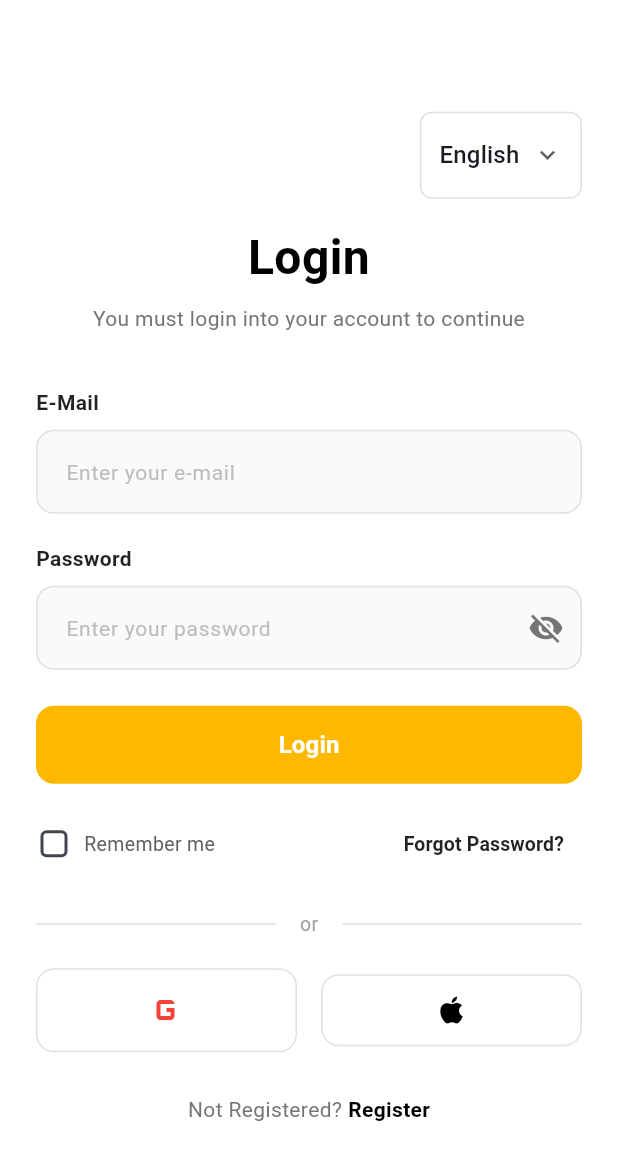
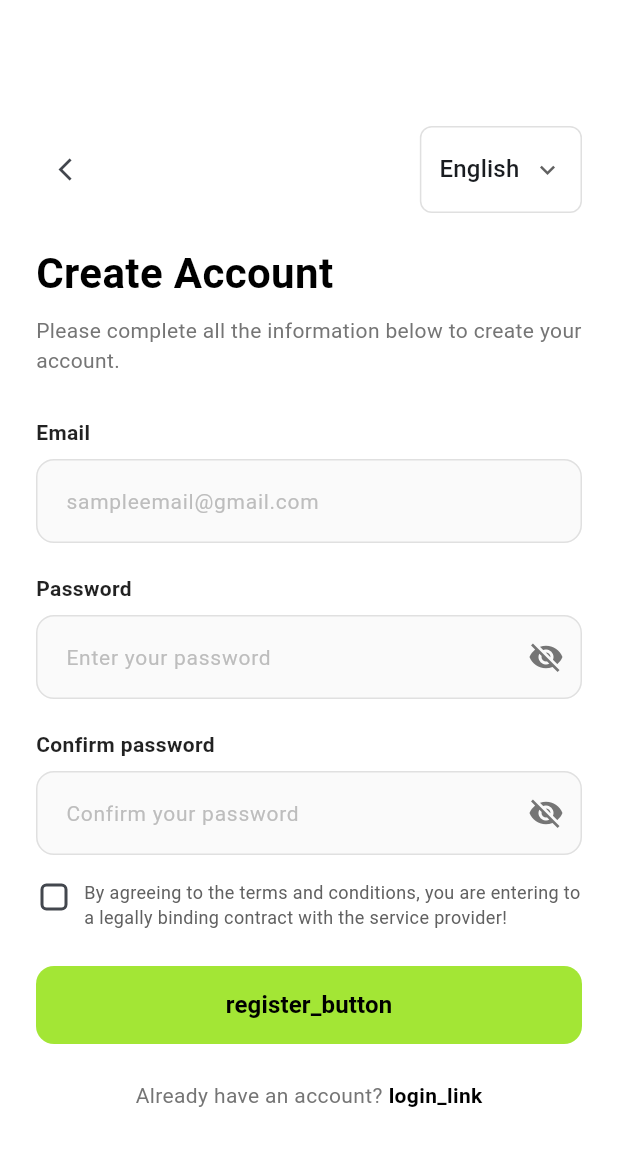
Before and after one commit to mianzainjhandir/payment_gateway_or_notification, a Flutter app: the screen it shows after launch, after a tap on "Register", on a phone screen of 412 x 824 dp. Shown: the top 1160 px of the screen. Run offline on Flutter 3.47's test engine with Material 3 defaults, Android fonts, the phone set to English and light mode, and no system bars; our stand-ins replace firebase_core; accounts and stored records are empty.

Commit message:
make a signup screen.

```diff
--- a/lib/l10n/app_localizations.dart
+++ b/lib/l10n/app_localizations.dart
@@ -28,58 +28,86 @@ class AppLocalizations {
     'en': {
       'login_title': 'Login',
       'login_subtitle': 'You must login into your account to continue',
-      'email': 'E-Mail',
-      'email_hint': 'Enter your e-mail',
+      'email': 'Email',
+      'email_hint': 'sampleemail@gmail.com',
       'password': 'Password',
       'password_hint': 'Enter your password',
+      'confirm_password': 'Confirm password',
+      'confirm_password_hint': 'Confirm your password',
       'login_button': 'Login',
       'remember_me': 'Remember me',
       'forgot_password': 'Forgot Password?',
       'or': 'or',
       'not_registered': 'Not Registered?',
       'register': 'Register',
+      'signup_title': 'Create Account',
+      'signup_subtitle': 'Please complete all the information below to create your account.',
+      'terms_text': 'By agreeing to the terms and conditions, you are entering to a legally binding contract with the service provider!',
+      'already_have_account': 'Already have an account?',
+      'password_strong': 'Your password is strongly secured 💪',
     },
     'fr': {
       'login_title': 'Connexion',
       'login_subtitle': 'Vous devez vous connecter à votre compte pour continuer',
-      'email': 'E-Mail',
-      'email_hint': 'Entrez votre e-mail',
+      'email': 'E-mail',
+      'email_hint': 'sampleemail@gmail.com',
       'password': 'Mot de passe',
       'password_hint': 'Entrez votre mot de passe',
+      'confirm_password': 'Confirmer le mot de passe',
+      'confirm_password_hint': 'Confirmez votre mot de passe',
       'login_button': 'Se connecter',
       'remember_me': 'Se souvenir de moi',
       'forgot_password': 'Mot de passe oublié ?',
       'or': 'ou',
       'not_registered': 'Pas inscrit ?',
-      'register': 'S\'inscrire',
+      'register': "S'inscrire",
+      'signup_title': 'Créer un compte',
+      'signup_subtitle': 'Veuillez remplir toutes les informations ci-dessous pour créer votre compte.',
+      'terms_text': 'En acceptant les termes et conditions, vous concluez un contrat juridiquement contraignant avec le fournisseur de services !',
+      'already_have_account': 'Déjà un compte ?',
+      'password_strong': 'Votre mot de passe est fortement sécurisé 💪',
     },
     'ur': {
       'login_title': 'لاگ ان',
       'login_subtitle': 'آگے بڑھنے کے لیے آپ کو اپنے اکاؤنٹ میں لاگ ان کرنا ہوگا',
       'email': 'ای میل',
-      'email_hint': 'اپنا ای میل درج کریں',
+      'email_hint': 'sampleemail@gmail.com',
       'password': 'پاس ورڈ',
       'password_hint': 'اپنا پاس ورڈ درج کریں',
+      'confirm_password': 'پاس ورڈ کی تصدیق کریں',
+      'confirm_password_hint': 'اپنے پاس ورڈ کی تصدیق کریں',
       'login_button': 'لاگ ان',
       'remember_me': 'مجھے یاد رکھیں',
       'forgot_password': 'پاس ورڈ بھول گئے؟',
       'or': 'یا',
       'not_registered': 'رجسترڈ نہیں ہیں؟',
       'register': 'رجستر کریں',
+      'signup_title': 'اکاؤنٹ بنائیں',
+      'signup_subtitle': 'اپنا اکاؤنٹ بنانے کے لیے براہ کرم نیچے دی گئی تمام معلومات مکمل کریں۔',
+      'terms_text': 'شرائط و ضوابط سے اتفاق کر کے، آپ سروس فراہم کنندہ کے ساتھ ایک قانونی طور پر پابند معاہدہ کر رہے ہیں!',
+      'already_have_account': 'پہلے سے اکاؤنٹ ہے؟',
+      'password_strong': 'آپ کا پاس ورڈ مضبوطی سے محفوظ ہے 💪',
     },
     'hi': {
       'login_title': 'लॉगिन',
       'login_subtitle': 'जारी रखने के लिए आपको अपने खाते में लॉगिन करना होगा',
       'email': 'ईमेल',
-      'email_hint': 'अपना ईमेल दर्ज करें',
+      'email_hint': 'sampleemail@gmail.com',
       'password': 'पासवर्ड',
       'password_hint': 'अपना पासवर्ड दर्ज करें',
+      'confirm_password': 'पासवर्ड की पुष्टि करें',
+      'confirm_password_hint': 'अपने पासवर्ड की पुष्टि करें',
       'login_button': 'लॉगिन',
       'remember_me': 'मुझे याद रखें',
       'forgot_password': 'पासवर्ड भूल गए?',
       'or': 'या',
       'not_registered': 'पंजीकृत नहीं हैं?',
       'register': 'पंजीकरण करें',
+      'signup_title': 'खाता बनाएं',
+      'signup_subtitle': 'अपना खाता बनाने के लिए कृपया नीचे दी गई सभी जानकारी भरें।',
+      'terms_text': 'नियम और शर्तों से सहमत होकर, आप सेवा प्रदाता के साथ एक कानूनी रूप से बाध्यकारी अनुबंध में प्रवेश कर रहे हैं!',
+      'already_have_account': 'क्या आपके पास पहले से खाता है?',
+      'password_strong': 'आपका पासवर्ड अत्यधिक सुरक्षित है 💪',
     },
   };
 
--- a/lib/screens/login/view.dart
+++ b/lib/screens/login/view.dart
@@ -1,5 +1,6 @@
 import 'package:advance_learning/l10n/app_localizations.dart';
 import 'package:advance_learning/screens/login/logic.dart';
+import 'package:advance_learning/screens/signup/view.dart';
 import 'package:flutter/material.dart';
 
 class LoginScreen extends StatefulWidget {
@@ -280,7 +281,14 @@ class _LoginScreenState extends State<LoginScreen> {
                             ),
                             const SizedBox(width: 4),
                             GestureDetector(
-                              onTap: () {},
+                              onTap: () {
+                                Navigator.push(
+                                  context,
+                                  MaterialPageRoute(
+                                    builder: (_) => const SignupScreen(),
+                                  ),
+                                );
+                              },
                               child: Text(
                                 localizations.translate('register'),
                                 style: const TextStyle(
--- /dev/null
+++ b/lib/screens/signup/logic.dart
@@ -0,0 +1,77 @@
+import 'package:flutter/material.dart';
+
+class SignupLogic extends ChangeNotifier {
+  final TextEditingController emailController = TextEditingController();
+  final TextEditingController passwordController = TextEditingController();
+  final TextEditingController confirmPasswordController = TextEditingController();
+
+  bool _obscurePassword = true;
+  bool get obscurePassword => _obscurePassword;
+
+  bool _obscureConfirmPassword = true;
+  bool get obscureConfirmPassword => _obscureConfirmPassword;
+
+  bool _agreeToTerms = false;
+  bool get agreeToTerms => _agreeToTerms;
+
+  void togglePasswordVisibility() {
+    _obscurePassword = !_obscurePassword;
+    notifyListeners();
+  }
+
+  void toggleConfirmPasswordVisibility() {
+    _obscureConfirmPassword = !_obscureConfirmPassword;
+    notifyListeners();
+  }
+
+  void toggleTerms(bool? value) {
+    _agreeToTerms = value ?? false;
+    notifyListeners();
+  }
+
+  Future<void> register(BuildContext context) async {
+    final email = emailController.text.trim();
+    final password = passwordController.text.trim();
+    final confirmPassword = confirmPasswordController.text.trim();
+
+    if (email.isEmpty || password.isEmpty || confirmPassword.isEmpty) {
+      ScaffoldMessenger.of(context).showSnackBar(
+        const SnackBar(content: Text('Please fill in all fields')),
+      );
+      return;
+    }
+
+    if (password != confirmPassword) {
+      ScaffoldMessenger.of(context).showSnackBar(
+        const SnackBar(content: Text('Passwords do not match')),
+      );
+      return;
+    }
+
+    if (!_agreeToTerms) {
+      ScaffoldMessenger.of(context).showSnackBar(
+        const SnackBar(content: Text('Please agree to terms and conditions')),
+      );
+      return;
+    }
+
+    try {
+      // TODO: Implement Firebase Auth registration here
+      ScaffoldMessenger.of(context).showSnackBar(
+        const SnackBar(content: Text('Registration successful!')),
+      );
+    } catch (e) {
+      ScaffoldMessenger.of(context).showSnackBar(
+        SnackBar(content: Text('Registration failed: $e')),
+      );
+    }
+  }
+
+  @override
+  void dispose() {
+    emailController.dispose();
+    passwordController.dispose();
+    confirmPasswordController.dispose();
+    super.dispose();
+  }
+}
--- /dev/null
+++ b/lib/screens/signup/view.dart
@@ -0,0 +1,315 @@
+import 'package:advance_learning/l10n/app_localizations.dart';
+import 'package:advance_learning/screens/signup/logic.dart';
+import 'package:flutter/material.dart';
+
+class SignupScreen extends StatefulWidget {
+  const SignupScreen({super.key});
+
+  @override
+  State<SignupScreen> createState() => _SignupScreenState();
+}
+
+class _SignupScreenState extends State<SignupScreen> {
+  late final SignupLogic logic;
+
+  @override
+  void initState() {
+    super.initState();
+    logic = SignupLogic();
+  }
+
+  @override
+  void dispose() {
+    logic.dispose();
+    super.dispose();
+  }
+
+  @override
+  Widget build(BuildContext context) {
+    final localizations = AppLocalizations.of(context);
+
+    return Scaffold(
+      backgroundColor: Colors.white,
+      body: SafeArea(
+        child: Center(
+          child: SingleChildScrollView(
+            child: Padding(
+              padding: const EdgeInsets.symmetric(horizontal: 24.0, vertical: 24.0),
+              child: ConstrainedBox(
+                constraints: const BoxConstraints(maxWidth: 400),
+                child: AnimatedBuilder(
+                  animation: logic,
+                  builder: (context, _) {
+                    return Column(
+                      crossAxisAlignment: CrossAxisAlignment.stretch,
+                      children: [
+                        // Top Bar: Back button on left, Language Dropdown on right
+                        Row(
+                          mainAxisAlignment: MainAxisAlignment.spaceBetween,
+                          children: [
+                            IconButton(
+                              icon: const Icon(Icons.arrow_back_ios, size: 18),
+                              onPressed: () => Navigator.pop(context),
+                              padding: EdgeInsets.zero,
+                              constraints: const BoxConstraints(),
+                            ),
+                            const LanguageDropdown(),
+                          ],
+                        ),
+                        const SizedBox(height: 20),
+
+                        // Title
+                        Text(
+                          localizations.translate('signup_title'),
+                          style: const TextStyle(
+                            fontSize: 28,
+                            fontWeight: FontWeight.bold,
+                            color: Colors.black,
+                          ),
+                        ),
+                        const SizedBox(height: 8),
+
+                        // Subtitle
+                        Text(
+                          localizations.translate('signup_subtitle'),
+                          style: TextStyle(
+                            fontSize: 14,
+                            color: Colors.grey.shade600,
+                          ),
+                        ),
+                        const SizedBox(height: 28),
+
+                        // Email Label
+                        Text(
+                          localizations.translate('email'),
+                          style: const TextStyle(
+                            fontWeight: FontWeight.w600,
+                            fontSize: 14,
+                            color: Colors.black87,
+                          ),
+                        ),
+                        const SizedBox(height: 8),
+
+                        // Email TextField
+                        TextField(
+                          controller: logic.emailController,
+                          decoration: InputDecoration(
+                            hintText: localizations.translate('email_hint'),
+                            hintStyle: TextStyle(color: Colors.grey.shade400, fontSize: 14),
+                            filled: true,
+                            fillColor: Colors.grey.shade50,
+                            contentPadding: const EdgeInsets.symmetric(horizontal: 16, vertical: 16),
+                            border: OutlineInputBorder(
+                              borderRadius: BorderRadius.circular(12),
+                              borderSide: BorderSide(color: Colors.grey.shade300),
+                            ),
+                            enabledBorder: OutlineInputBorder(
+                              borderRadius: BorderRadius.circular(12),
+                              borderSide: BorderSide(color: Colors.grey.shade300),
+                            ),
+                            focusedBorder: OutlineInputBorder(
+                              borderRadius: BorderRadius.circular(12),
+                              borderSide: const BorderSide(color: Color(0xFFA3E635), width: 2),
+                            ),
+                          ),
+                        ),
+                        const SizedBox(height: 20),
+
+                        // Password Label
+                        Text(
+                          localizations.translate('password'),
+                          style: const TextStyle(
+                            fontWeight: FontWeight.w600,
+                            fontSize: 14,
+                            color: Colors.black87,
+                          ),
+                        ),
+                        const SizedBox(height: 8),
+
+                        // Password TextField
+                        TextField(
+                          controller: logic.passwordController,
+                          obscureText: logic.obscurePassword,
+                          onChanged: (_) => setState(() {}),
+                          decoration: InputDecoration(
+                            hintText: localizations.translate('password_hint'),
+                            hintStyle: TextStyle(color: Colors.grey.shade400, fontSize: 14),
+                            filled: true,
+                            fillColor: Colors.grey.shade50,
+                            contentPadding: const EdgeInsets.symmetric(horizontal: 16, vertical: 16),
+                            suffixIcon: IconButton(
+                              icon: Icon(
+                                logic.obscurePassword ? Icons.visibility_off : Icons.visibility,
+                                color: Colors.grey.shade600,
+                              ),
+                              onPressed: logic.togglePasswordVisibility,
+                            ),
+                            border: OutlineInputBorder(
+                              borderRadius: BorderRadius.circular(12),
+                              borderSide: BorderSide(color: Colors.grey.shade300),
+                            ),
+                            enabledBorder: OutlineInputBorder(
+                              borderRadius: BorderRadius.circular(12),
+                              borderSide: BorderSide(color: Colors.grey.shade300),
+                            ),
+                            focusedBorder: OutlineInputBorder(
+                              borderRadius: BorderRadius.circular(12),
+                              borderSide: const BorderSide(color: Color(0xFFA3E635), width: 2),
+                            ),
+                          ),
+                        ),
+
+                        // Password Strength Indicator Bars (if password is not empty)
+                        if (logic.passwordController.text.isNotEmpty) ...[
+                          const SizedBox(height: 8),
+                          Row(
+                            children: List.generate(5, (index) {
+                              return Expanded(
+                                child: Container(
+                                  height: 4,
+                                  margin: EdgeInsets.only(right: index < 4 ? 6 : 0),
+                                  decoration: BoxDecoration(
+                                    color: const Color(0xFFA3E635),
+                                    borderRadius: BorderRadius.circular(2),
+                                  ),
+                                ),
+                              );
+                            }),
+                          ),
+                          const SizedBox(height: 6),
+                          Text(
+                            localizations.translate('password_strong'),
+                            style: const TextStyle(fontSize: 12, color: Colors.black54),
+                          ),
+                        ],
+                        const SizedBox(height: 20),
+
+                        // Confirm Password Label
+                        Text(
+                          localizations.translate('confirm_password'),
+                          style: const TextStyle(
+                            fontWeight: FontWeight.w600,
+                            fontSize: 14,
+                            color: Colors.black87,
+                          ),
+                        ),
+                        const SizedBox(height: 8),
+
+                        // Confirm Password TextField
+                        TextField(
+                          controller: logic.confirmPasswordController,
+                          obscureText: logic.obscureConfirmPassword,
+                          decoration: InputDecoration(
+                            hintText: localizations.translate('confirm_password_hint'),
+                            hintStyle: TextStyle(color: Colors.grey.shade400, fontSize: 14),
+                            filled: true,
+                            fillColor: Colors.grey.shade50,
+                            contentPadding: const EdgeInsets.symmetric(horizontal: 16, vertical: 16),
+                            suffixIcon: IconButton(
+                              icon: Icon(
+                                logic.obscureConfirmPassword ? Icons.visibility_off : Icons.visibility,
+                                color: Colors.grey.shade600,
+                              ),
+                              onPressed: logic.toggleConfirmPasswordVisibility,
+                            ),
+                            border: OutlineInputBorder(
+                              borderRadius: BorderRadius.circular(12),
+                              borderSide: BorderSide(color: Colors.grey.shade300),
+                            ),
+                            enabledBorder: OutlineInputBorder(
+                              borderRadius: BorderRadius.circular(12),
+                              borderSide: BorderSide(color: Colors.grey.shade300),
+                            ),
+                            focusedBorder: OutlineInputBorder(
+                              borderRadius: BorderRadius.circular(12),
+                              borderSide: const BorderSide(color: Color(0xFFA3E635), width: 2),
+                            ),
+                          ),
+                        ),
+                        const SizedBox(height: 16),
+
+                        // Terms & Conditions Checkbox Row
+                        Row(
+                          crossAxisAlignment: CrossAxisAlignment.start,
+                          children: [
+                            SizedBox(
+                              height: 24,
+                              width: 24,
+                              child: Checkbox(
+                                value: logic.agreeToTerms,
+                                activeColor: const Color(0xFFA3E635),
+                                shape: RoundedRectangleBorder(
+                                  borderRadius: BorderRadius.circular(4),
+                                ),
+                                onChanged: logic.toggleTerms,
+                              ),
+                            ),
+                            const SizedBox(width: 8),
+                            Expanded(
+                              child: Text(
+                                localizations.translate('terms_text'),
+                                style: TextStyle(fontSize: 12, color: Colors.grey.shade700, height: 1.4),
+                              ),
+                            ),
+                          ],
+                        ),
+                        const SizedBox(height: 24),
+
+                        // Register Button (Lime Green)
+                        SizedBox(
+                          height: 52,
+                          child: ElevatedButton(
+                            style: ElevatedButton.styleFrom(
+                              backgroundColor: const Color(0xFFA3E635),
+                              foregroundColor: Colors.black,
+                              elevation: 0,
+                              shape: RoundedRectangleBorder(
+                                borderRadius: BorderRadius.circular(12),
+                              ),
+                            ),
+                            onPressed: () => logic.register(context),
+                            child: Text(
+                              localizations.translate('register_button'),
+                              style: const TextStyle(
+                                fontSize: 16,
+                                fontWeight: FontWeight.bold,
+                              ),
+                            ),
+                          ),
+                        ),
+                        const SizedBox(height: 24),
+
+                        // Footer: Already have an account? Login
+                        Row(
+                          mainAxisAlignment: MainAxisAlignment.center,
+                          children: [
+                            Text(
+                              localizations.translate('already_have_account'),
+                              style: TextStyle(color: Colors.grey.shade600, fontSize: 14),
+                            ),
+                            const SizedBox(width: 4),
+                            GestureDetector(
+                              onTap: () => Navigator.pop(context),
+                              child: Text(
+                                localizations.translate('login_link'),
+                                style: const TextStyle(
+                                  color: Colors.black,
+                                  fontWeight: FontWeight.bold,
+                                  fontSize: 14,
+                                ),
+                              ),
+                            ),
+                          ],
+                        ),
+                      ],
+                    );
+                  },
+                ),
+              ),
+            ),
+          ),
+        ),
+      ),
+    );
+  }
+}
```
